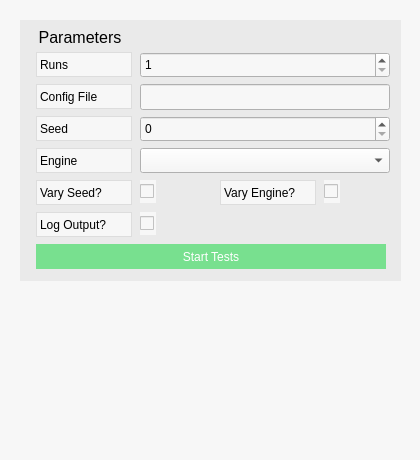
Old version of the form main/cpp/ui/testingwindow.ui in the repository svissers/peryite.
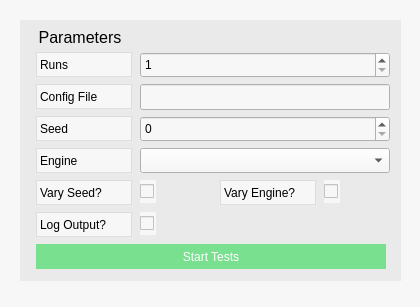
New version of the form.

Patch:
```diff
--- a/main/cpp/ui/testingwindow.ui
+++ b/main/cpp/ui/testingwindow.ui
@@ -7,7 +7,7 @@
     <x>0</x>
     <y>0</y>
     <width>420</width>
-    <height>460</height>
+    <height>307</height>
    </rect>
   </property>
   <property name="windowTitle">
```
